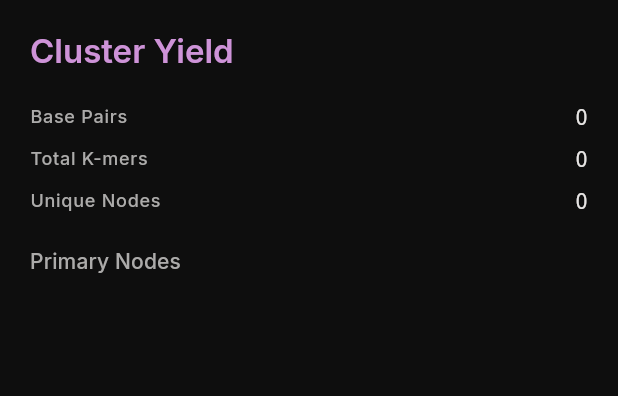
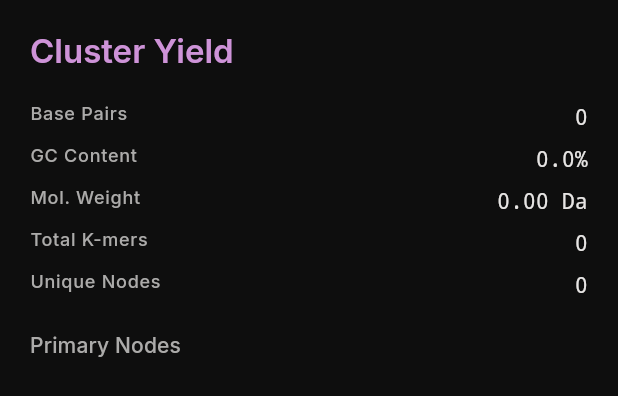
Before and after one commit to Krishak15/biopython-android, a Flutter app: the DnaResultCard widget shown alone on an empty page, opened directly with empty values, on a phone screen of 412 x 824 dp. Shown: the top 396 px of the screen. Run offline on Flutter 3.47's test engine with Material 3 defaults, Android fonts, the phone set to English and light mode, and no system bars; our stand-ins replace google_fonts.

Commit message:
[feature] add biophysical properties (GC content, molecular weight, melting temp, reverse complement) to DNA analysis pipeline and update UI screens.

```diff
--- a/lib/screens/biotech_analysis_screen.dart
+++ b/lib/screens/biotech_analysis_screen.dart
@@ -379,7 +379,7 @@ class _BiotechAnalysisScreenState extends State<BiotechAnalysisScreen> {
                               ),
                               DropdownMenuItem(
                                 value: 'nucleotide',
-                                child: Text('DNA'),
+                                child: Text('DNA/RNA'),
                               ),
                             ],
                           ),
@@ -572,13 +572,21 @@ class ResultRow extends StatelessWidget {
     return Padding(
       padding: const EdgeInsets.symmetric(vertical: 4),
       child: Row(
-        mainAxisAlignment: MainAxisAlignment.spaceBetween,
+        crossAxisAlignment: CrossAxisAlignment.start,
         children: [
-          Text(label, style: theme.textTheme.labelMedium),
-          Text(
-            value,
-            style: theme.textTheme.bodyMedium?.copyWith(
-              fontFamily: 'monospace',
+          Expanded(
+            flex: 3,
+            child: Text(label, style: theme.textTheme.labelMedium),
+          ),
+          const SizedBox(width: 12),
+          Expanded(
+            flex: 4,
+            child: Text(
+              value,
+              textAlign: TextAlign.right,
+              style: theme.textTheme.bodyMedium?.copyWith(
+                fontFamily: 'monospace',
+              ),
             ),
           ),
         ],
@@ -615,10 +623,24 @@ class ProteinResultCard extends StatelessWidget {
             label: 'Isoelectric Point',
             value: '${result.isoelectricPoint} pH',
           ),
+          ResultRow(
+            label: 'Aromaticity',
+            value: result.aromaticity.toStringAsFixed(3),
+          ),
           ResultRow(label: 'GRAVY', value: result.gravy.toStringAsFixed(3)),
           ResultRow(
             label: 'Instability',
             value: result.instabilityIndex.toStringAsFixed(2),
+          ),
+          ResultRow(
+            label: 'Secondary Structure (Helix/Turn/Sheet)',
+            value:
+                '${(result.secondaryStructureFraction[0] * 100).toStringAsFixed(1)}% / ${(result.secondaryStructureFraction[1] * 100).toStringAsFixed(1)}% / ${(result.secondaryStructureFraction[2] * 100).toStringAsFixed(1)}%',
+          ),
+          ResultRow(
+            label: 'Molar Extinction (Reduced/Oxidized)',
+            value:
+                '${result.molarExtinctionCoefficient[0]} / ${result.molarExtinctionCoefficient[1]} M⁻¹cm⁻¹',
           ),
           const SizedBox(height: 16),
           Text('Amino Acids', style: theme.textTheme.labelLarge),
@@ -684,6 +706,19 @@ class DnaResultCard extends StatelessWidget {
           ),
           const SizedBox(height: 16),
           ResultRow(label: 'Base Pairs', value: '${result.sequenceLength}'),
+          ResultRow(
+            label: 'GC Content',
+            value: '${result.gcContent.toStringAsFixed(1)}%',
+          ),
+          ResultRow(
+            label: 'Mol. Weight',
+            value: '${result.molecularWeight.toStringAsFixed(2)} Da',
+          ),
+          if (result.meltingTemp > 0)
+            ResultRow(
+              label: 'Melting Temp',
+              value: '${result.meltingTemp.toStringAsFixed(1)} °C',
+            ),
           ResultRow(label: 'Total K-mers', value: '${result.totalKmers}'),
           ResultRow(
             label: 'Unique Nodes',
@@ -733,6 +768,33 @@ class DnaResultCard extends StatelessWidget {
               );
             },
           ),
+          const SizedBox(height: 20),
+          if (result.reverseComplement.isNotEmpty) ...[
+            Text('Reverse Complement', style: theme.textTheme.labelLarge),
+            const SizedBox(height: 8),
+            Container(
+              width: double.infinity,
+              padding: const EdgeInsets.all(12),
+              decoration: BoxDecoration(
+                color: Colors.black,
+                borderRadius: BorderRadius.circular(12),
+                border: Border.all(
+                  color: theme.colorScheme.outlineVariant.withValues(
+                    alpha: 0.15,
+                  ),
+                ),
+              ),
+              child: SelectableText(
+                result.reverseComplement,
+                style: TextStyle(
+                  fontFamily: 'monospace',
+                  fontSize: 12,
+                  color: theme.colorScheme.onSurfaceVariant,
+                ),
+              ),
+            ),
+            const SizedBox(height: 16),
+          ],
         ],
       ),
     );
--- a/lib/services/biology_platform_bridge.dart
+++ b/lib/services/biology_platform_bridge.dart
@@ -85,6 +85,10 @@ class DnaClassificationResult {
     required this.sequenceLength,
     required this.totalKmers,
     required this.frequencies,
+    required this.gcContent,
+    required this.molecularWeight,
+    required this.meltingTemp,
+    required this.reverseComplement,
   });
 
   factory DnaClassificationResult.fromJson(Map<String, dynamic> json) {
@@ -101,6 +105,10 @@ class DnaClassificationResult {
       sequenceLength: (json['sequence_length'] as num?)?.toInt() ?? 0,
       totalKmers: (json['total_kmers'] as num?)?.toInt() ?? 0,
       frequencies: frequencies,
+      gcContent: (json['gc_content'] as num?)?.toDouble() ?? 0.0,
+      molecularWeight: (json['molecular_weight'] as num?)?.toDouble() ?? 0.0,
+      meltingTemp: (json['melting_temp'] as num?)?.toDouble() ?? 0.0,
+      reverseComplement: json['reverse_complement'] as String? ?? '',
     );
   }
 
@@ -115,6 +123,18 @@ class DnaClassificationResult {
 
   /// Map of k-mer strings to their frequency counts.
   final Map<String, int> frequencies;
+
+  /// GC content percentage
+  final double gcContent;
+
+  /// Molecular weight in Daltons
+  final double molecularWeight;
+
+  /// Estimated melting temperature
+  final double meltingTemp;
+
+  /// Reverse complement of the sequence
+  final String reverseComplement;
 }
 
 /// Bridge to Python biology analysis modules (protein and DNA sequence analysis).
```
Also changed, not shown: 1 other file.
